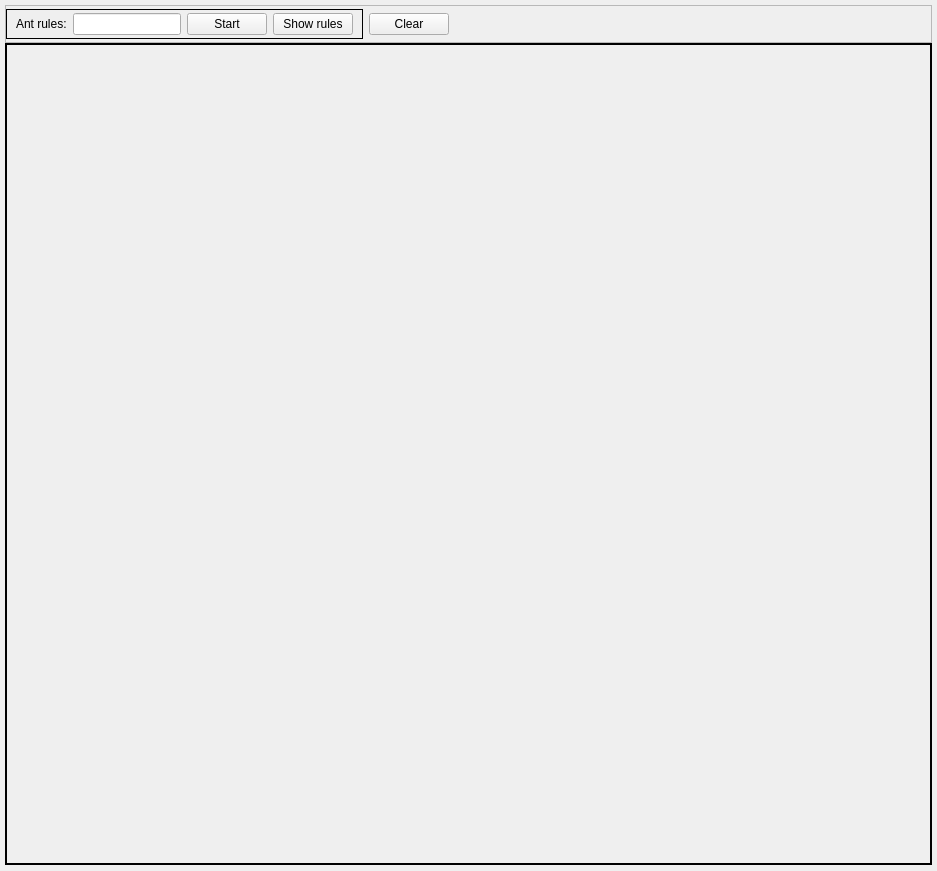
First picture: the form in ui/LangtonsAnt.ui, repository Tomhauscz/Langtons_ant, before the edit.
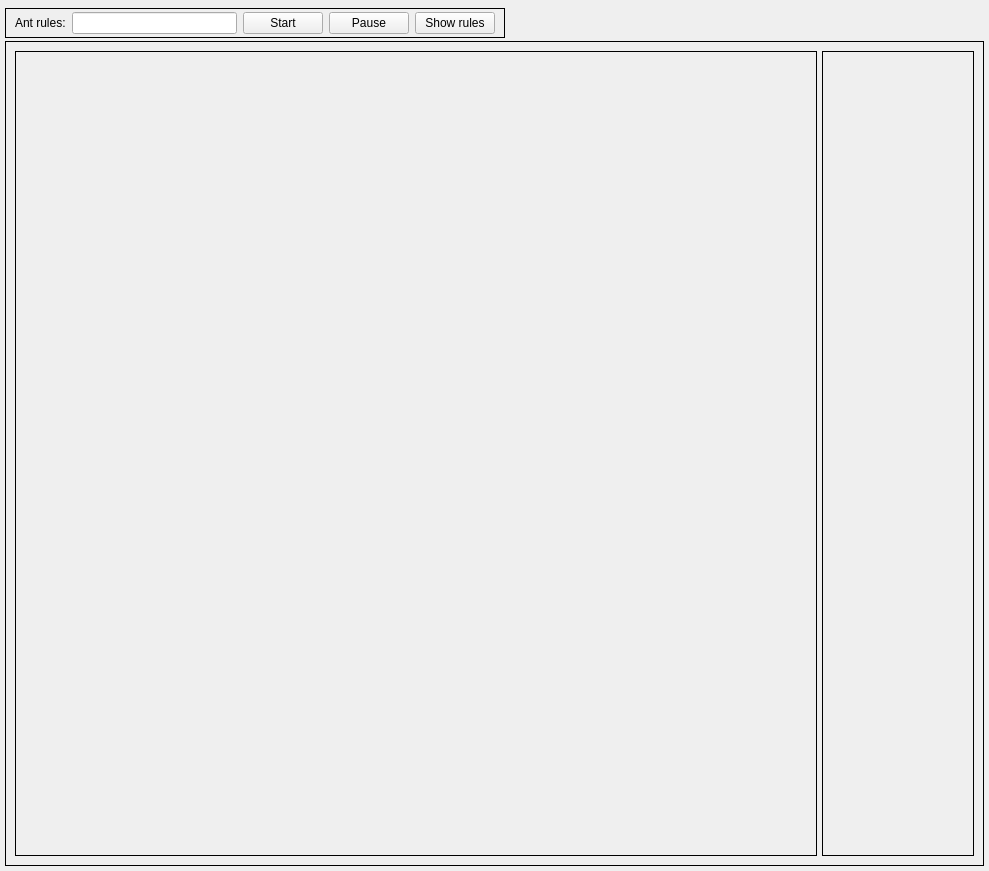
Second picture: the form after the edit.

Commit message: Start/Stop button fixed. Clear button removed. Pause button added.

The edit to the form file:
```diff
--- a/ui/LangtonsAnt.ui
+++ b/ui/LangtonsAnt.ui
@@ -6,7 +6,7 @@
    <rect>
     <x>0</x>
     <y>0</y>
-    <width>937</width>
+    <width>989</width>
     <height>871</height>
    </rect>
   </property>
@@ -16,18 +16,6 @@
     <verstretch>0</verstretch>
    </sizepolicy>
   </property>
-  <property name="minimumSize">
-   <size>
-    <width>937</width>
-    <height>871</height>
-   </size>
-  </property>
-  <property name="maximumSize">
-   <size>
-    <width>937</width>
-    <height>871</height>
-   </size>
-  </property>
   <property name="baseSize">
    <size>
     <width>0</width>
@@ -47,12 +35,6 @@
      <verstretch>0</verstretch>
     </sizepolicy>
    </property>
-   <property name="minimumSize">
-    <size>
-     <width>937</width>
-     <height>850</height>
-    </size>
-   </property>
    <layout class="QVBoxLayout" name="verticalLayout">
     <property name="spacing">
      <number>0</number>
@@ -77,18 +59,15 @@
         <verstretch>0</verstretch>
        </sizepolicy>
       </property>
-      <property name="minimumSize">
-       <size>
-        <width>356</width>
-        <height>0</height>
-       </size>
-      </property>
       <property name="frameShape">
-       <enum>QFrame::StyledPanel</enum>
+       <enum>QFrame::NoFrame</enum>
       </property>
       <property name="frameShadow">
        <enum>QFrame::Raised</enum>
       </property>
+      <property name="lineWidth">
+       <number>0</number>
+      </property>
       <layout class="QHBoxLayout" name="horizontalLayout_2">
        <property name="leftMargin">
         <number>0</number>
@@ -105,7 +84,7 @@
        <item>
         <widget class="QFrame" name="frame">
          <property name="sizePolicy">
-          <sizepolicy hsizetype="Fixed" vsizetype="Fixed">
+          <sizepolicy hsizetype="Minimum" vsizetype="Minimum">
            <horstretch>0</horstretch>
            <verstretch>0</verstretch>
           </sizepolicy>
@@ -135,6 +114,18 @@
           </item>
           <item>
            <widget class="QLineEdit" name="rules_input">
+            <property name="sizePolicy">
+             <sizepolicy hsizetype="Minimum" vsizetype="Fixed">
+              <horstretch>0</horstretch>
+              <verstretch>0</verstretch>
+             </sizepolicy>
+            </property>
+            <property name="minimumSize">
+             <size>
+              <width>165</width>
+              <height>0</height>
+             </size>
+            </property>
             <property name="text">
              <string/>
             </property>
@@ -147,6 +138,16 @@
             </property>
            </widget>
           </item>
+          <item>
+           <widget class="QPushButton" name="btn_pause">
+            <property name="enabled">
+             <bool>true</bool>
+            </property>
+            <property name="text">
+             <string>Pause</string>
+            </property>
+           </widget>
+          </item>
           <item>
            <widget class="QPushButton" name="btn_show_rules">
             <property name="text">
@@ -157,13 +158,6 @@
          </layout>
         </widget>
        </item>
-       <item>
-        <widget class="QPushButton" name="btn_clear">
-         <property name="text">
-          <string>Clear</string>
-         </property>
-        </widget>
-       </item>
        <item>
         <spacer name="horizontalSpacer_2">
          <property name="orientation">
@@ -171,19 +165,26 @@
          </property>
          <property name="sizeHint" stdset="0">
           <size>
-           <width>584</width>
-           <height>20</height>
+           <width>0</width>
+           <height>0</height>
           </size>
          </property>
         </spacer>
        </item>
+       <item>
+        <widget class="QLabel" name="label_ant_info">
+         <property name="text">
+          <string/>
+         </property>
+        </widget>
+       </item>
       </layout>
      </widget>
     </item>
     <item>
      <widget class="QFrame" name="frame_3">
       <property name="sizePolicy">
-       <sizepolicy hsizetype="Fixed" vsizetype="Fixed">
+       <sizepolicy hsizetype="Minimum" vsizetype="Minimum">
         <horstretch>0</horstretch>
         <verstretch>0</verstretch>
        </sizepolicy>
@@ -195,7 +196,7 @@
        <enum>QFrame::Plain</enum>
       </property>
       <property name="lineWidth">
-       <number>2</number>
+       <number>1</number>
       </property>
       <layout class="QHBoxLayout" name="horizontalLayout_3">
        <property name="spacing">
@@ -205,50 +206,128 @@
         <enum>QLayout::SetDefaultConstraint</enum>
        </property>
        <item>
-        <widget class="QWidget" name="canvas_grid" native="true">
-         <property name="enabled">
-          <bool>true</bool>
-         </property>
+        <widget class="QFrame" name="frame_5">
          <property name="sizePolicy">
-          <sizepolicy hsizetype="Fixed" vsizetype="Fixed">
+          <sizepolicy hsizetype="Minimum" vsizetype="Minimum">
            <horstretch>0</horstretch>
            <verstretch>0</verstretch>
           </sizepolicy>
          </property>
          <property name="minimumSize">
           <size>
-           <width>800</width>
-           <height>800</height>
+           <width>802</width>
+           <height>802</height>
           </size>
          </property>
-         <property name="baseSize">
-          <size>
-           <width>800</width>
-           <height>800</height>
-          </size>
+         <property name="frameShape">
+          <enum>QFrame::Box</enum>
          </property>
+         <property name="frameShadow">
+          <enum>QFrame::Plain</enum>
+         </property>
+         <property name="midLineWidth">
+          <number>0</number>
+         </property>
+         <layout class="QHBoxLayout" name="horizontalLayout_5">
+          <property name="spacing">
+           <number>0</number>
+          </property>
+          <property name="leftMargin">
+           <number>0</number>
+          </property>
+          <property name="topMargin">
+           <number>0</number>
+          </property>
+          <property name="rightMargin">
+           <number>0</number>
+          </property>
+          <property name="bottomMargin">
+           <number>0</number>
+          </property>
+          <item>
+           <widget class="QWidget" name="canvas_grid" native="true">
+            <property name="sizePolicy">
+             <sizepolicy hsizetype="Fixed" vsizetype="Fixed">
+              <horstretch>0</horstretch>
+              <verstretch>0</verstretch>
+             </sizepolicy>
+            </property>
+            <property name="minimumSize">
+             <size>
+              <width>800</width>
+              <height>800</height>
+             </size>
+            </property>
+            <property name="baseSize">
+             <size>
+              <width>800</width>
+              <height>800</height>
+             </size>
+            </property>
+           </widget>
+          </item>
+         </layout>
         </widget>
        </item>
        <item>
-        <widget class="QWidget" name="canvas_rules" native="true">
+        <widget class="QFrame" name="frame_4">
          <property name="sizePolicy">
-          <sizepolicy hsizetype="Fixed" vsizetype="Fixed">
+          <sizepolicy hsizetype="Minimum" vsizetype="Minimum">
            <horstretch>0</horstretch>
            <verstretch>0</verstretch>
           </sizepolicy>
          </property>
          <property name="minimumSize">
           <size>
-           <width>100</width>
-           <height>800</height>
+           <width>152</width>
+           <height>802</height>
           </size>
          </property>
-         <property name="baseSize">
-          <size>
-           <width>100</width>
-           <height>800</height>
-          </size>
+         <property name="frameShape">
+          <enum>QFrame::Box</enum>
          </property>
+         <property name="frameShadow">
+          <enum>QFrame::Plain</enum>
+         </property>
+         <layout class="QHBoxLayout" name="horizontalLayout_4">
+          <property name="spacing">
+           <number>0</number>
+          </property>
+          <property name="leftMargin">
+           <number>0</number>
+          </property>
+          <property name="topMargin">
+           <number>0</number>
+          </property>
+          <property name="rightMargin">
+           <number>0</number>
+          </property>
+          <property name="bottomMargin">
+           <number>0</number>
+          </property>
+          <item>
+           <widget class="QWidget" name="canvas_rules" native="true">
+            <property name="sizePolicy">
+             <sizepolicy hsizetype="Fixed" vsizetype="Fixed">
+              <horstretch>0</horstretch>
+              <verstretch>0</verstretch>
+             </sizepolicy>
+            </property>
+            <property name="minimumSize">
+             <size>
+              <width>150</width>
+              <height>800</height>
+             </size>
+            </property>
+            <property name="baseSize">
+             <size>
+              <width>100</width>
+              <height>800</height>
+             </size>
+            </property>
+           </widget>
+          </item>
+         </layout>
         </widget>
        </item>
       </layout>
```
The commit also changes 3 other files.
